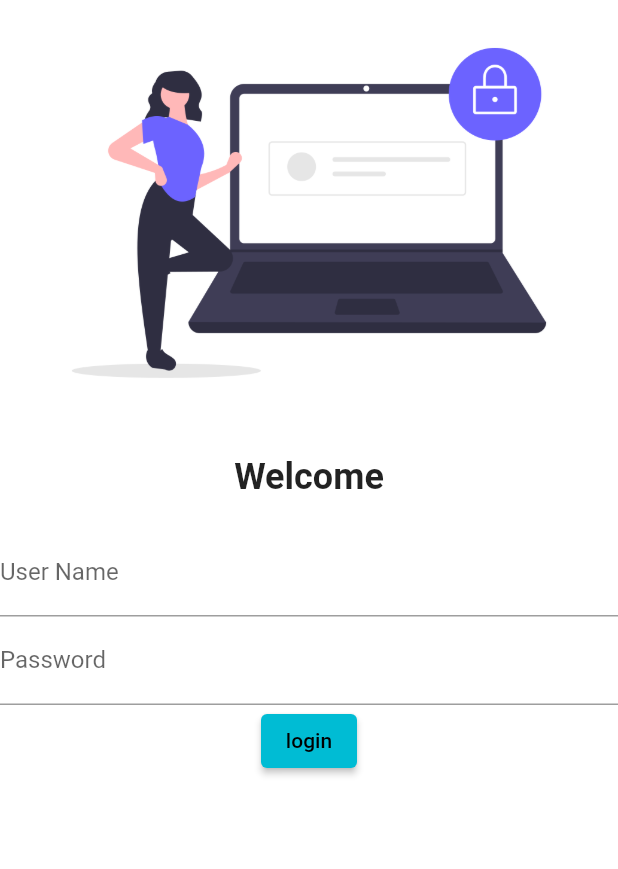
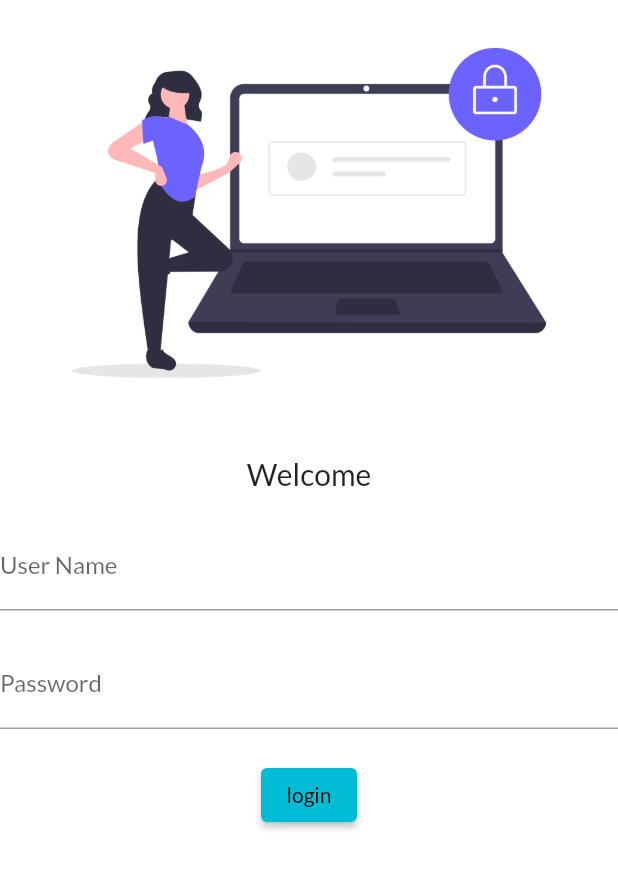
Before and after one commit to Hammad-Basharat/30daysofflutter, a Flutter app: the screen it shows after launch, after a tap on "login", on a phone screen of 412 x 824 dp. Shown: the top 869 px of the screen. Run offline on Flutter 3.47's test engine with Material 2 defaults, Android fonts, the light colour scheme and no system bars; our stand-ins replace google_fonts.

Commit message:
day 4 completed

```diff
--- a/lib/main.dart
+++ b/lib/main.dart
@@ -1,7 +1,7 @@
 import 'package:first_class/pages/home_page.dart';
 import 'package:first_class/pages/login_page.dart';
 import 'package:flutter/material.dart';
-//import 'package:google_fonts/google_fonts.dart';
+import 'package:google_fonts/google_fonts.dart';
 
 void main() {
   runApp(MyApp());
@@ -14,8 +14,8 @@ class MyApp extends StatelessWidget {
       // home: HomePage(),
       themeMode: ThemeMode.light,
       theme: ThemeData(
+        fontFamily: GoogleFonts.lato().fontFamily,
         primarySwatch: Colors.cyan,
-        //fontFamily: GoogleFonts.lato().fontFamily,
       ),
       darkTheme: ThemeData(
         brightness: Brightness.dark,
--- a/lib/pages/home_page.dart
+++ b/lib/pages/home_page.dart
@@ -9,8 +9,15 @@ class HomePage extends StatelessWidget {
       appBar: AppBar(
         title: Text("Catalog App"),
       ),
-      body: Center(
-        child: Text("Welcome to $days days of flutter $name."),
+      body: Container(
+        child: Center(
+          child: Text(
+            "Welcome to $days days of flutter $name.",
+            style: TextStyle(
+              fontWeight: FontWeight.bold,
+            ),
+          ),
+        ),
       ),
       drawer: Drawer(),
     );
--- a/lib/pages/login_page.dart
+++ b/lib/pages/login_page.dart
@@ -12,37 +12,45 @@ class LoginPage extends StatelessWidget {
             fit: BoxFit.cover,
           ),
           SizedBox(
-            height: 20.0,
+            height: 20,
           ),
           Text(
             "Welcome",
             style: TextStyle(
-              fontWeight: FontWeight.bold,
-              fontSize: 24,
+              fontSize: 20,
             ),
           ),
           SizedBox(
-            height: 20.0,
+            height: 20,
           ),
           Column(
             children: [
               TextFormField(
                 decoration: InputDecoration(
-                    hintText: "Enter User Name", labelText: "User Name"),
+                  hintText: "Enter User Name",
+                  labelText: "User Name",
+                ),
+              ),
+              SizedBox(
+                height: 20,
               ),
               TextFormField(
+                obscureText: true,
                 decoration: InputDecoration(
-                    hintText: "Enter Password", labelText: "Password"),
+                  hintText: "Enter Password",
+                  labelText: "Password",
+                ),
+              ),
+              SizedBox(
+                height: 20,
               ),
               ElevatedButton(
-                child: Text("login"),
-                style: TextButton.styleFrom(),
-                onPressed: () {
-                  print("AOA");
-                },
-              ),
+                  onPressed: () {
+                    print("AOA");
+                  },
+                  child: Text("login"))
             ],
-          )
+          ),
         ],
       ),
     );
--- a/pubspec.yaml
+++ b/pubspec.yaml
@@ -28,7 +28,7 @@ dependencies:
   # The following adds the Cupertino Icons font to your application.
   # Use with the CupertinoIcons class for iOS style icons.
   cupertino_icons: ^1.0.2
-  #google_fonts: ^2.1.0
+  google_fonts: ^2.1.0
 
 dev_dependencies:
   flutter_test:
@@ -47,7 +47,7 @@ flutter:
 
   # To add assets to your application, add an assets section, like this:
   assets:
-   - assets/images/
+    - assets/images/
   #   - images/a_dot_ham.jpeg
 
   # An image asset can refer to one or more resolution-specific "variants", see
```
Also changed, not shown: pubspec.lock.
